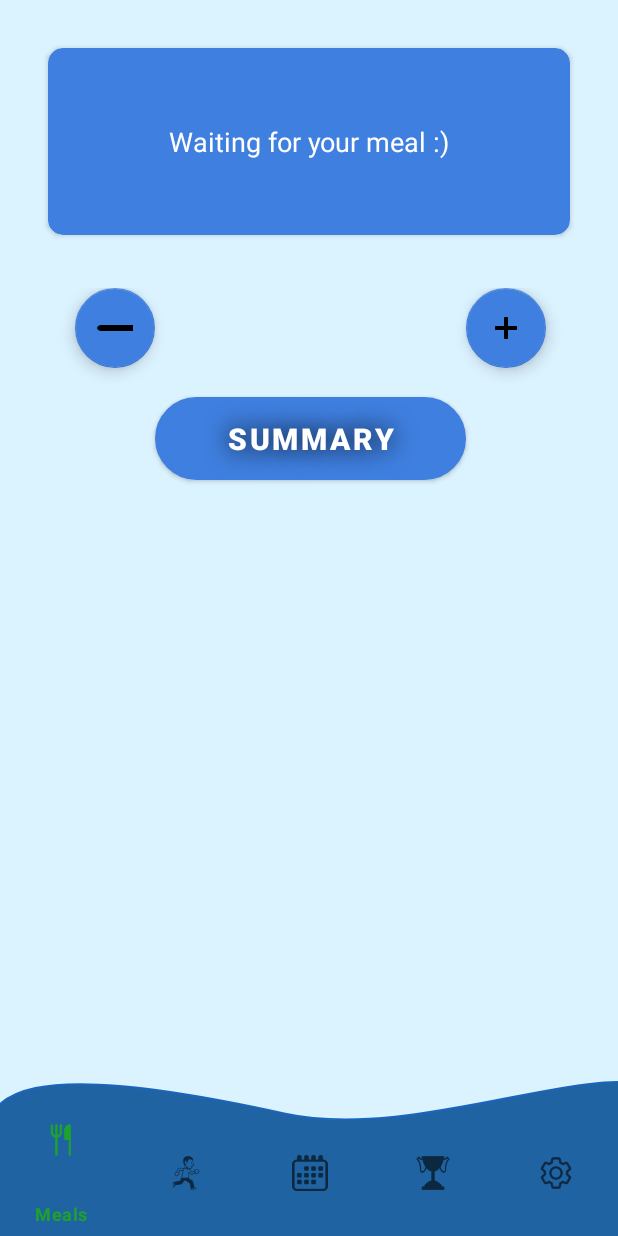
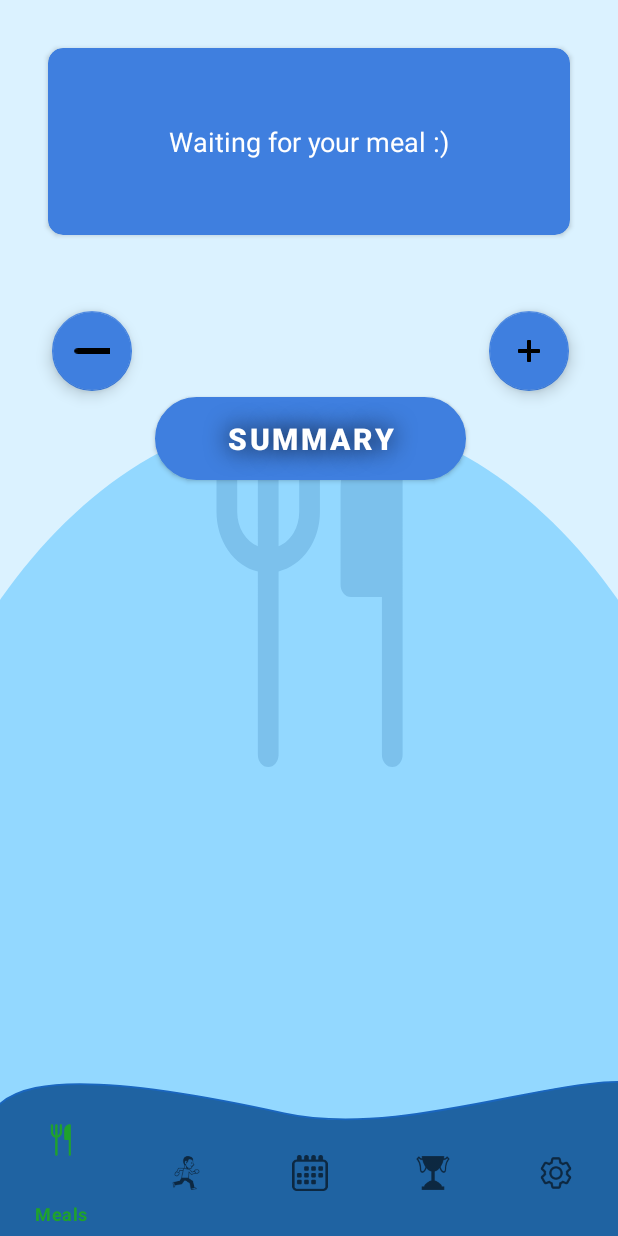
Before and after one commit to Thyme1/EatAndRun, an Android app: the MealListFragment screen opened through its navigation route, on a phone screen of 412 x 824 dp. Run offline under Robolectric (Android 15) with nearby library versions, the phone set to English and light mode, and no system bars; our stand-ins replace Dagger/Hilt's generated code, navigation-ui.

Commit message:
adjusted backgrounds

```diff
--- a/app/src/main/java/com/thyme/eatandrun/ui/meal/MealListFragment.kt
+++ b/app/src/main/java/com/thyme/eatandrun/ui/meal/MealListFragment.kt
@@ -65,7 +65,6 @@ class MealListFragment : Fragment(R.layout.fragment_meal_list) {
 
 
 
-
         viewModel.allToDos.observe(requireActivity()) { listMeal ->
             updateUi(listMeal)
             mealAdapter.mMeal = listMeal.asReversed()
--- /dev/null
+++ b/app/src/main/res/drawable/meal_list_background.xml
@@ -0,0 +1,17 @@
+<vector xmlns:android="http://schemas.android.com/apk/res/android"
+    android:width="411dp"
+    android:height="731dp"
+    android:viewportWidth="411"
+    android:viewportHeight="731">
+    <group>
+        <path
+            android:fillColor="#DBF2FF"
+            android:pathData="M0 0h411v731H0z"/>
+        <path
+            android:fillColor="#93D8FF"
+            android:pathData="M507 749.5c0 259.3-134.99 469.5-301.5 469.5S-96 1008.8-96 749.5S38.99 280 205.5 280S507 490.2 507 749.5z"/>
+        <path
+            android:fillColor="#331F63A2"
+            android:pathData="M157.75 297.22c0-2.18-0.72-4.27-2.01-5.81c-1.3-1.54-3.04-2.41-4.87-2.41c-1.82 0-3.57 0.87-4.86 2.4c-1.29 1.55-2.01 3.64-2.01 5.82v49.31c0 9.48 2.74 18.66 7.75 26c5 7.34 11.99 12.38 19.75 14.27v124.1c0 2.19 0.72 4.28 2.01 5.82c1.3 1.54 3.04 2.4 4.87 2.4c1.82 0 3.57-0.86 4.86-2.4c1.29-1.54 2.01-3.63 2.01-5.81V386.8c7.76-1.9 14.74-6.94 19.75-14.28c5.01-7.34 7.75-16.52 7.75-26v-49.31c0-2.18-0.72-4.27-2.01-5.81c-1.3-1.54-3.04-2.41-4.87-2.41c-1.82 0-3.57 0.87-4.86 2.4c-1.29 1.55-2.01 3.64-2.01 5.82v49.31c0 5.1-1.32 10.08-3.78 14.24c-2.46 4.17-5.95 7.32-9.97 9.02v-72.57c0-2.18-0.72-4.27-2.01-5.81c-1.3-1.54-3.04-2.41-4.87-2.41c-1.82 0-3.57 0.87-4.86 2.4c-1.29 1.55-2.01 3.64-2.01 5.82v72.57c-4.02-1.7-7.5-4.85-9.97-9.02c-2.46-4.16-3.78-9.14-3.78-14.24v-49.31zM254 510.9V404.06h-20.63c-1.82 0-3.57-0.86-4.86-2.4c-1.29-1.55-2.01-3.64-2.01-5.82V330.1c0-10.9 4.48-21.09 10.6-28.42c6.13-7.31 14.66-12.67 23.78-12.67c1.82 0 3.57 0.87 4.86 2.4c1.29 1.55 2.01 3.64 2.01 5.82V510.9c0 2.18-0.72 4.27-2.01 5.8c-1.3 1.55-3.04 2.41-4.87 2.41c-1.82 0-3.57-0.86-4.86-2.4c-1.29-1.54-2.01-3.63-2.01-5.81z"/>
+    </group>
+</vector>
--- a/app/src/main/res/layout/add_meal_fragment.xml
+++ b/app/src/main/res/layout/add_meal_fragment.xml
@@ -4,9 +4,10 @@
     xmlns:tools="http://schemas.android.com/tools"
     android:layout_width="match_parent"
     android:layout_height="match_parent"
-    android:background="@color/blue_very_light"
+    android:background="@drawable/add_meal_background"
     android:label="@string/app_name"
     android:orientation="vertical"
+
     android:padding="16dp"
 
 
--- a/app/src/main/res/layout/fragment_meal_list.xml
+++ b/app/src/main/res/layout/fragment_meal_list.xml
@@ -4,6 +4,7 @@
     xmlns:tools="http://schemas.android.com/tools"
     android:layout_width="match_parent"
     android:layout_height="match_parent"
+    android:background="@drawable/meal_list_background"
     tools:context="com.thyme.eatandrun.ui.meal.MealListFragment">
 
 
@@ -21,17 +22,16 @@
         <androidx.recyclerview.widget.RecyclerView
             android:id="@+id/rv_meal_list"
             android:layout_width="match_parent"
-            android:layout_height="465dp"
+            android:layout_height="381dp"
             android:layout_margin="@dimen/separation_normal"
             android:scrollbars="vertical"
+            app:layoutManager="LinearLayoutManager"
             app:layout_constraintBottom_toBottomOf="parent"
             app:layout_constraintEnd_toEndOf="parent"
             app:layout_constraintStart_toStartOf="parent"
             app:layout_constraintTop_toTopOf="parent"
-            app:layoutManager="LinearLayoutManager"
-            app:stackFromEnd="true"
             app:reverseLayout="true"
-             />
+            app:stackFromEnd="true" />
 
         <androidx.cardview.widget.CardView
             android:id="@+id/cardView"
@@ -84,10 +84,10 @@
                 app:backgroundTint="@color/blue_normal"
                 app:layout_constraintBottom_toTopOf="@+id/button_login"
                 app:layout_constraintEnd_toEndOf="parent"
-                app:layout_constraintHorizontal_bias="0.0"
+                app:layout_constraintHorizontal_bias="0.75"
                 app:layout_constraintStart_toEndOf="@+id/button_login"
                 app:layout_constraintTop_toTopOf="parent"
-                app:layout_constraintVertical_bias="0.0" />
+                app:layout_constraintVertical_bias="0.8" />
 
             <com.google.android.material.floatingactionbutton.FloatingActionButton
                 android:id="@+id/fabDeleteAllMeals"
@@ -106,10 +106,10 @@
                 app:backgroundTint="@color/blue_normal"
                 app:layout_constraintBottom_toTopOf="@+id/button_login"
                 app:layout_constraintEnd_toStartOf="@+id/button_login"
-                app:layout_constraintHorizontal_bias="1.0"
+                app:layout_constraintHorizontal_bias="0.673"
                 app:layout_constraintStart_toStartOf="parent"
                 app:layout_constraintTop_toTopOf="parent"
-                app:layout_constraintVertical_bias="0.0" />
+                app:layout_constraintVertical_bias="0.8" />
 
             <Button
                 android:id="@+id/button_login"
--- a/app/src/main/res/layout/main_activity.xml
+++ b/app/src/main/res/layout/main_activity.xml
@@ -3,6 +3,7 @@
     xmlns:app="http://schemas.android.com/apk/res-auto"
     xmlns:tools="http://schemas.android.com/tools"
     android:id="@+id/container"
+    android:background="@color/blue_light"
 
     android:layout_width="match_parent"
     android:layout_height="match_parent"
```
Also changed, not shown: app/src/main/res/drawable/add_meal_background.xml (added, +17 -0 lines), app/src/main/res/drawable/summary_background.xml (added, +13 -0 lines).
